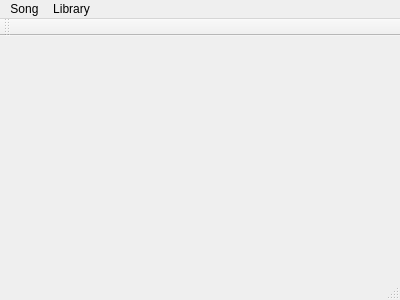
Above: mainwindow.ui from micdmy/my_player before the change. Below: the same form after it.
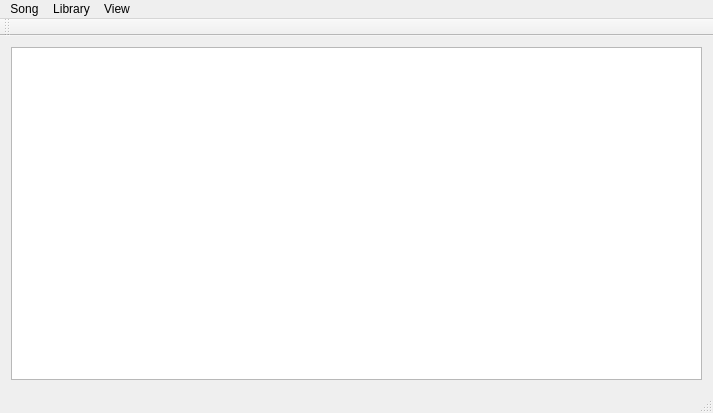
That is the form after the change.

Commit message: SongInfo inherits QAbstractTableModel. Now all songs in library can be displayed in QTableView. Columns can be adjusted in "Used tags ..." option in library menu. Column "Path" is allways visible.

```diff
--- a/mainwindow.ui
+++ b/mainwindow.ui
@@ -6,20 +6,26 @@
    <rect>
     <x>0</x>
     <y>0</y>
-    <width>400</width>
-    <height>300</height>
+    <width>713</width>
+    <height>413</height>
    </rect>
   </property>
   <property name="windowTitle">
    <string>MainWindow</string>
   </property>
-  <widget class="QWidget" name="centralWidget"/>
+  <widget class="QWidget" name="centralWidget">
+   <layout class="QVBoxLayout" name="verticalLayout">
+    <item>
+     <widget class="QTableView" name="tableView"/>
+    </item>
+   </layout>
+  </widget>
   <widget class="QMenuBar" name="menuBar">
    <property name="geometry">
     <rect>
      <x>0</x>
      <y>0</y>
-     <width>400</width>
+     <width>713</width>
      <height>20</height>
     </rect>
    </property>
@@ -40,8 +46,15 @@
     <addaction name="actionUsed_file_formats"/>
     <addaction name="actionSet_default_tags_file_formats"/>
    </widget>
+   <widget class="QMenu" name="menuView">
+    <property name="title">
+     <string>View</string>
+    </property>
+    <addaction name="actionrepaint"/>
+   </widget>
    <addaction name="menuSong"/>
    <addaction name="menuLibrary"/>
+   <addaction name="menuView"/>
   </widget>
   <widget class="QToolBar" name="mainToolBar">
    <attribute name="toolBarArea">
```
Left out of the diff: 11 changed lines with no effect on the pictures. The commit also changes 13 other files.
